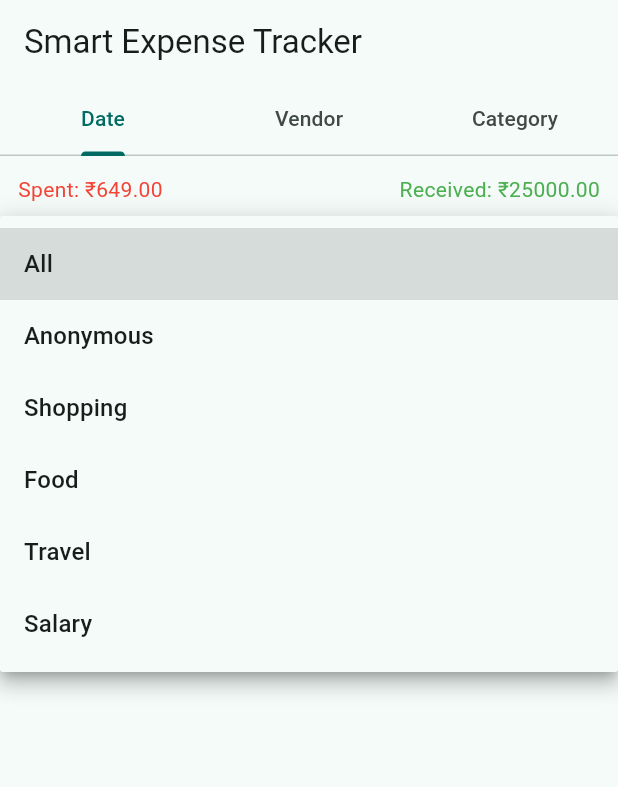
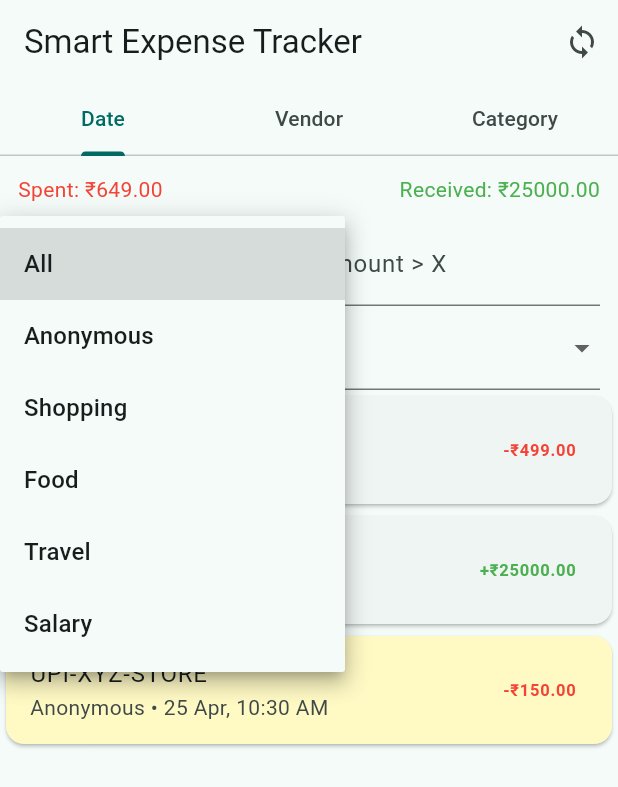
Before and after one commit to parth-garg01/ExpenseTracker, a Flutter app: the screen it shows after launch, after a tap on "All", on a phone screen of 412 x 824 dp. Shown: the top 787 px of the screen. Run offline on Flutter 3.47's test engine with Material 3 defaults, Android fonts, the light colour scheme and no system bars; our stand-ins replace flutter_dotenv, sqflite; accounts and stored records are empty; network calls fail; statements that could not run were skipped.

Commit message:
Implement offline-first Flutter data layer with SQLite and sync engine

```diff
--- a/mobile/lib/main.dart
+++ b/mobile/lib/main.dart
@@ -1,8 +1,11 @@
 import 'package:flutter/material.dart';
+import 'package:flutter_dotenv/flutter_dotenv.dart';
 
 import 'screens/dashboard_screen.dart';
 
-void main() {
+Future<void> main() async {
+  WidgetsFlutterBinding.ensureInitialized();
+  await dotenv.load(fileName: '.env');
   runApp(const ExpenseTrackerApp());
 }
 
--- a/mobile/lib/models/transaction_item.dart
+++ b/mobile/lib/models/transaction_item.dart
@@ -1,24 +1,62 @@
 class TransactionItem {
   TransactionItem({
     required this.id,
+    required this.userId,
     required this.amount,
     required this.type,
     required this.rawVendorName,
     required this.timestamp,
+    required this.updatedAt,
     this.vendorName,
     this.shopType = 'Anonymous',
     this.description,
+    this.isSynced = false,
   });
 
   final String id;
+  final String userId;
   final double amount;
   final String type;
   final String rawVendorName;
   final DateTime timestamp;
+  DateTime updatedAt;
   String? vendorName;
   String shopType;
   String? description;
+  bool isSynced;
 
   bool get isCredit => type == 'credit';
   bool get isClassified => vendorName != null && shopType != 'Anonymous';
+
+  Map<String, dynamic> toMap() {
+    return {
+      'id': id,
+      'user_id': userId,
+      'amount': amount,
+      'type': type,
+      'raw_vendor_name': rawVendorName,
+      'vendor_name': vendorName,
+      'shop_type': shopType,
+      'tx_timestamp': timestamp.toIso8601String(),
+      'description': description,
+      'is_synced': isSynced ? 1 : 0,
+      'updated_at': updatedAt.toIso8601String(),
+    };
+  }
+
+  factory TransactionItem.fromMap(Map<String, dynamic> map) {
+    return TransactionItem(
+      id: map['id'] as String,
+      userId: map['user_id'] as String,
+      amount: (map['amount'] as num).toDouble(),
+      type: map['type'] as String,
+      rawVendorName: map['raw_vendor_name'] as String,
+      timestamp: DateTime.parse(map['tx_timestamp'] as String),
+      updatedAt: DateTime.parse(map['updated_at'] as String),
+      vendorName: map['vendor_name'] as String?,
+      shopType: (map['shop_type'] as String?) ?? 'Anonymous',
+      description: map['description'] as String?,
+      isSynced: (map['is_synced'] as int? ?? 0) == 1,
+    );
+  }
 }
--- a/mobile/lib/screens/dashboard_screen.dart
+++ b/mobile/lib/screens/dashboard_screen.dart
@@ -1,5 +1,4 @@
 import 'package:flutter/material.dart';
-import 'package:intl/intl.dart';
 
 import '../models/transaction_item.dart';
 import '../services/transaction_repository.dart';
@@ -15,15 +14,37 @@ class DashboardScreen extends StatefulWidget {
 
 class _DashboardScreenState extends State<DashboardScreen> {
   final repo = TransactionRepository();
+  List<TransactionItem> transactions = [];
   String _selectedShopType = 'All';
+  String _sort = 'latest';
+  final TextEditingController _amountController = TextEditingController();
+  bool _loading = true;
+
+  @override
+  void initState() {
+    super.initState();
+    _bootstrap();
+  }
+
+  Future<void> _bootstrap() async {
+    await repo.seedIfEmpty();
+    await repo.syncNow();
+    await _load();
+  }
+
+  Future<void> _load() async {
+    setState(() => _loading = true);
+    final amountGt = double.tryParse(_amountController.text.trim());
+    final latestFirst = _sort != 'oldest';
+    final data = await repo.all(shopType: _selectedShopType, amountGt: amountGt, latestFirst: latestFirst);
+    setState(() {
+      transactions = data;
+      _loading = false;
+    });
+  }
 
   @override
   Widget build(BuildContext context) {
-    final source = repo.all();
-    final transactions = _selectedShopType == 'All'
-        ? source
-        : source.where((e) => e.shopType == _selectedShopType).toList();
-
     final spent = transactions.where((e) => !e.isCredit).fold<double>(0, (a, b) => a + b.amount);
     final received = transactions.where((e) => e.isCredit).fold<double>(0, (a, b) => a + b.amount);
 
@@ -32,20 +53,31 @@ class _DashboardScreenState extends State<DashboardScreen> {
       child: Scaffold(
         appBar: AppBar(
           title: const Text('Smart Expense Tracker'),
+          actions: [
+            IconButton(
+              onPressed: () async {
+                await repo.syncNow();
+                await _load();
+              },
+              icon: const Icon(Icons.sync),
+            )
+          ],
           bottom: const TabBar(tabs: [Tab(text: 'Date'), Tab(text: 'Vendor'), Tab(text: 'Category')]),
         ),
-        body: TabBarView(
-          children: [
-            _dateView(transactions, spent, received),
-            _vendorView(transactions),
-            _categoryView(transactions),
-          ],
-        ),
+        body: _loading
+            ? const Center(child: CircularProgressIndicator())
+            : TabBarView(
+                children: [
+                  _dateView(spent, received),
+                  _vendorView(),
+                  _categoryView(),
+                ],
+              ),
       ),
     );
   }
 
-  Widget _dateView(List<TransactionItem> transactions, double spent, double received) {
+  Widget _dateView(double spent, double received) {
     return Column(
       children: [
         Padding(
@@ -60,11 +92,46 @@ class _DashboardScreenState extends State<DashboardScreen> {
         ),
         Padding(
           padding: const EdgeInsets.symmetric(horizontal: 12),
+          child: Row(
+            children: [
+              Expanded(
+                child: DropdownButtonFormField<String>(
+                  value: _selectedShopType,
+                  items: const ['All', 'Anonymous', 'Shopping', 'Food', 'Travel', 'Salary']
+                      .map((e) => DropdownMenuItem(value: e, child: Text(e)))
+                      .toList(),
+                  onChanged: (v) async {
+                    setState(() => _selectedShopType = v ?? 'All');
+                    await _load();
+                  },
+                  decoration: const InputDecoration(labelText: 'Shop type'),
+                ),
+              ),
+              const SizedBox(width: 8),
+              Expanded(
+                child: TextField(
+                  controller: _amountController,
+                  keyboardType: TextInputType.number,
+                  decoration: const InputDecoration(labelText: 'Amount > X'),
+                  onSubmitted: (_) async => _load(),
+                ),
+              ),
+            ],
+          ),
+        ),
+        Padding(
+          padding: const EdgeInsets.symmetric(horizontal: 12),
           child: DropdownButtonFormField<String>(
-            value: _selectedShopType,
-            items: ['All', ...repo.shopTypes].map((e) => DropdownMenuItem(value: e, child: Text(e))).toList(),
-            onChanged: (v) => setState(() => _selectedShopType = v ?? 'All'),
-            decoration: const InputDecoration(labelText: 'Filter by shop type'),
+            value: _sort,
+            items: const [
+              DropdownMenuItem(value: 'latest', child: Text('Latest first')),
+              DropdownMenuItem(value: 'oldest', child: Text('Oldest first')),
+            ],
+            onChanged: (v) async {
+              setState(() => _sort = v ?? 'latest');
+              await _load();
+            },
+            decoration: const InputDecoration(labelText: 'Sort by date'),
           ),
         ),
         Expanded(
@@ -81,9 +148,11 @@ class _DashboardScreenState extends State<DashboardScreen> {
                     isScrollControlled: true,
                     builder: (_) => EditTransactionSheet(
                       tx: tx,
-                      shopTypes: repo.shopTypes,
-                      onSave: (vendorName, shopType, description) {
-                        setState(() => repo.updateClassification(tx, vendorName, shopType, description));
+                      shopTypes: const ['Anonymous', 'Shopping', 'Food', 'Travel', 'Salary'],
+                      onSave: (vendorName, shopType, description) async {
+                        await repo.updateClassification(tx, vendorName, shopType, description);
+                        await repo.syncNow();
+                        await _load();
                       },
                     ),
                   ),
@@ -96,7 +165,7 @@ class _DashboardScreenState extends State<DashboardScreen> {
     );
   }
 
-  Widget _vendorView(List<TransactionItem> transactions) {
+  Widget _vendorView() {
     final map = <String, double>{};
     for (final tx in transactions) {
       final key = tx.vendorName ?? tx.rawVendorName;
@@ -109,7 +178,7 @@ class _DashboardScreenState extends State<DashboardScreen> {
     );
   }
 
-  Widget _categoryView(List<TransactionItem> transactions) {
+  Widget _categoryView() {
     final map = <String, double>{};
     for (final tx in transactions) {
       map[tx.shopType] = (map[tx.shopType] ?? 0) + tx.amount;
--- /dev/null
+++ b/mobile/lib/services/local_database.dart
@@ -0,0 +1,41 @@
+import 'package:path/path.dart';
+import 'package:sqflite/sqflite.dart';
+
+class LocalDatabase {
+  static final LocalDatabase instance = LocalDatabase._();
+  LocalDatabase._();
+
+  Database? _db;
+
+  Future<Database> get db async {
+    if (_db != null) return _db!;
+    _db = await _open();
+    return _db!;
+  }
+
+  Future<Database> _open() async {
+    final path = join(await getDatabasesPath(), 'expense_tracker.db');
+    return openDatabase(
+      path,
+      version: 1,
+      onCreate: (database, version) async {
+        await database.execute('''
+          CREATE TABLE transactions (
+            id TEXT PRIMARY KEY,
+            user_id TEXT NOT NULL,
+            amount REAL NOT NULL,
+            type TEXT NOT NULL,
+            raw_vendor_name TEXT NOT NULL,
+            vendor_name TEXT,
+            shop_type TEXT NOT NULL DEFAULT 'Anonymous',
+            tx_timestamp TEXT NOT NULL,
+            description TEXT,
+            is_synced INTEGER NOT NULL DEFAULT 0,
+            updated_at TEXT NOT NULL
+          )
+        ''');
+        await database.execute('CREATE INDEX idx_tx_user_time ON transactions(user_id, tx_timestamp)');
+      },
+    );
+  }
+}
--- /dev/null
+++ b/mobile/lib/services/sync_service.dart
@@ -0,0 +1,29 @@
+import 'dart:convert';
+
+import 'package:flutter_dotenv/flutter_dotenv.dart';
+import 'package:http/http.dart' as http;
+
+import '../models/transaction_item.dart';
+
+class SyncService {
+  String get _baseUrl => dotenv.env['API_KEY_01_API_BASE_URL'] ?? 'http://10.0.2.2:8000';
+
+  Future<void> pushChanges(String userId, List<TransactionItem> unsynced) async {
+    if (unsynced.isEmpty) return;
+    await http.post(
+      Uri.parse('$_baseUrl/api/sync/push'),
+      headers: {'Content-Type': 'application/json', 'X-User-Id': userId},
+      body: jsonEncode({
+        'transactions': unsynced.map((t) => t.toMap()).toList(),
+      }),
+    );
+  }
+
+  Future<List<Map<String, dynamic>>> pullChanges(String userId, String? since) async {
+    final uri = Uri.parse('$_baseUrl/api/sync/pull').replace(queryParameters: {'since': since ?? ''});
+    final response = await http.get(uri, headers: {'X-User-Id': userId});
+    if (response.statusCode != 200) return [];
+    final payload = jsonDecode(response.body) as Map<String, dynamic>;
+    return ((payload['transactions'] as List?) ?? []).cast<Map<String, dynamic>>();
+  }
+}
--- a/mobile/lib/services/transaction_repository.dart
+++ b/mobile/lib/services/transaction_repository.dart
@@ -1,46 +1,167 @@
-import 'package:flutter/material.dart';
+import 'dart:math';
+
+import 'package:flutter_dotenv/flutter_dotenv.dart';
+import 'package:sqflite/sqflite.dart';
 
 import '../models/transaction_item.dart';
+import 'local_database.dart';
+import 'sync_service.dart';
 
 class TransactionRepository {
-  final List<TransactionItem> _items = [
+  TransactionRepository({SyncService? syncService}) : _syncService = syncService ?? SyncService();
+
+  final SyncService _syncService;
+
+  String get userId =>
+      dotenv.env['API_KEY_02_USER_ID'] ?? '550e8400-e29b-41d4-a716-446655440000';
+
+  Future<void> seedIfEmpty() async {
+    final database = await LocalDatabase.instance.db;
+    final count = Sqflite.firstIntValue(await database.rawQuery('SELECT COUNT(*) FROM transactions')) ?? 0;
+    if (count > 0) return;
+
+    final now = DateTime.now().toUtc();
+    final seed = [
       TransactionItem(
-      id: '1',
-      amount: 499.0,
+        id: _id(),
+        userId: userId,
+        amount: 499,
         type: 'debit',
         rawVendorName: 'AMZN INDIA',
-      timestamp: DateTime.now().subtract(const Duration(hours: 2)),
         vendorName: 'Amazon',
         shopType: 'Shopping',
+        timestamp: now.subtract(const Duration(hours: 2)),
+        updatedAt: now,
       ),
       TransactionItem(
-      id: '2',
-      amount: 25000.0,
+        id: _id(),
+        userId: userId,
+        amount: 25000,
         type: 'credit',
         rawVendorName: 'ACME PAYROLL',
-      timestamp: DateTime.now().subtract(const Duration(days: 1)),
         vendorName: 'ACME Corp',
         shopType: 'Salary',
+        timestamp: now.subtract(const Duration(days: 1)),
+        updatedAt: now,
       ),
       TransactionItem(
-      id: '3',
-      amount: 150.0,
+        id: _id(),
+        userId: userId,
+        amount: 150,
         type: 'debit',
         rawVendorName: 'UPI-XYZ-STORE',
-      timestamp: DateTime.now().subtract(const Duration(days: 3)),
         shopType: 'Anonymous',
+        timestamp: now.subtract(const Duration(days: 3)),
+        updatedAt: now,
       ),
     ];
 
-  final List<String> shopTypes = ['Anonymous', 'Shopping', 'Food', 'Travel', 'Salary'];
-
-  List<TransactionItem> all() => List.unmodifiable(_items);
-
-  void updateClassification(TransactionItem tx, String vendorName, String shopType, String? description) {
-    tx.vendorName = vendorName.trim().isEmpty ? null : vendorName.trim();
-    tx.shopType = shopType;
-    tx.description = description;
+    final batch = database.batch();
+    for (final tx in seed) {
+      batch.insert('transactions', tx.toMap(), conflictAlgorithm: ConflictAlgorithm.replace);
+    }
+    await batch.commit(noResult: true);
   }
 
-  Color amountColor(TransactionItem tx) => tx.isCredit ? Colors.green : Colors.red;
+  Future<List<TransactionItem>> all({
+    String? shopType,
+    double? amountGt,
+    DateTime? startDate,
+    DateTime? endDate,
+    bool latestFirst = true,
+  }) async {
+    final database = await LocalDatabase.instance.db;
+    final where = <String>['user_id = ?'];
+    final args = <Object>[userId];
+
+    if (shopType != null && shopType != 'All') {
+      where.add('shop_type = ?');
+      args.add(shopType);
     }
+    if (amountGt != null) {
+      where.add('amount > ?');
+      args.add(amountGt);
+    }
+    if (startDate != null) {
+      where.add('tx_timestamp >= ?');
+      args.add(startDate.toUtc().toIso8601String());
+    }
+    if (endDate != null) {
+      where.add('tx_timestamp <= ?');
+      args.add(endDate.toUtc().toIso8601String());
+    }
+
+    final rows = await database.query(
+      'transactions',
+      where: where.join(' AND '),
+      whereArgs: args,
+      orderBy: latestFirst ? 'tx_timestamp DESC' : 'tx_timestamp ASC',
+      limit: 500,
+    );
+
+    return rows.map(TransactionItem.fromMap).toList();
+  }
+
+  Future<void> updateClassification(TransactionItem tx, String vendorName, String shopType, String? description) async {
+    final database = await LocalDatabase.instance.db;
+    final now = DateTime.now().toUtc();
+    await database.update(
+      'transactions',
+      {
+        'vendor_name': vendorName.trim().isEmpty ? null : vendorName.trim(),
+        'shop_type': shopType,
+        'description': description,
+        'is_synced': 0,
+        'updated_at': now.toIso8601String(),
+      },
+      where: 'id = ? AND user_id = ?',
+      whereArgs: [tx.id, userId],
+    );
+  }
+
+  Future<void> addLocal(TransactionItem tx) async {
+    final database = await LocalDatabase.instance.db;
+    await database.insert('transactions', tx.toMap(), conflictAlgorithm: ConflictAlgorithm.replace);
+  }
+
+  Future<void> syncNow() async {
+    final database = await LocalDatabase.instance.db;
+    final unsyncedRows = await database.query('transactions', where: 'user_id = ? AND is_synced = 0', whereArgs: [userId]);
+    final unsynced = unsyncedRows.map(TransactionItem.fromMap).toList();
+
+    await _syncService.pushChanges(userId, unsynced);
+
+    if (unsynced.isNotEmpty) {
+      await database.update('transactions', {'is_synced': 1}, where: 'user_id = ? AND is_synced = 0', whereArgs: [userId]);
+    }
+
+    final since = await _lastSyncTime(database);
+    final remote = await _syncService.pullChanges(userId, since);
+    for (final raw in remote) {
+      final incoming = TransactionItem.fromMap(raw);
+      final local = await database.query('transactions', where: 'id = ? AND user_id = ?', whereArgs: [incoming.id, userId], limit: 1);
+
+      if (local.isEmpty) {
+        await database.insert('transactions', incoming.toMap(), conflictAlgorithm: ConflictAlgorithm.replace);
+        continue;
+      }
+
+      final localTx = TransactionItem.fromMap(local.first);
+      if (incoming.updatedAt.isAfter(localTx.updatedAt)) {
+        await database.update('transactions', incoming.toMap(), where: 'id = ? AND user_id = ?', whereArgs: [incoming.id, userId]);
+      }
+    }
+  }
+
+  Future<String?> _lastSyncTime(Database database) async {
+    final rows = await database.rawQuery('SELECT MAX(updated_at) as last_time FROM transactions WHERE user_id = ?', [userId]);
+    if (rows.isEmpty) return null;
+    return rows.first['last_time'] as String?;
+  }
+
+  String _id() {
+    final now = DateTime.now().microsecondsSinceEpoch;
+    final rnd = Random().nextInt(1 << 20);
+    return '$now$rnd';
+  }
+}
--- a/mobile/pubspec.yaml
+++ b/mobile/pubspec.yaml
@@ -12,6 +12,9 @@ dependencies:
     sdk: flutter
   http: ^1.2.1
   intl: ^0.19.0
+  sqflite: ^2.3.3+1
+  path: ^1.9.0
+  flutter_dotenv: ^5.1.0
 
 dev_dependencies:
   flutter_test:
```
Lines whose indentation alone changed are shown as unchanged.
